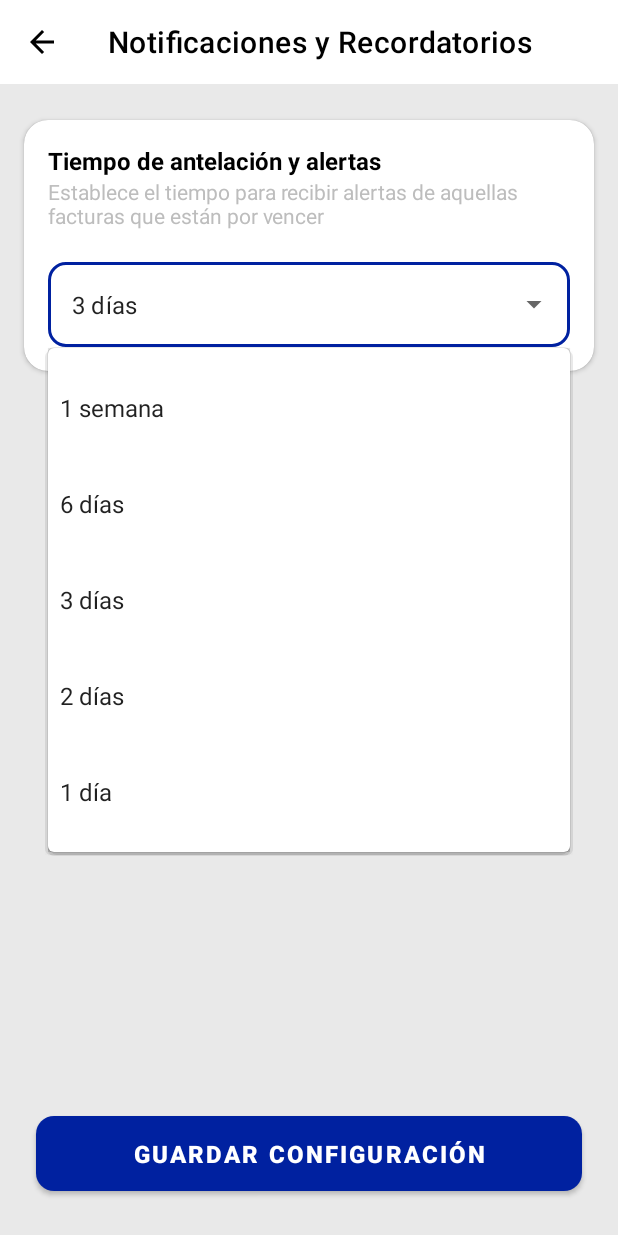
After one commit to WWarrior64/FacTiaSafe, an Android app: the NotificacionesActivity screen opened directly, with no data from a screen before it, on a phone screen of 412 x 824 dp. The commit adds this screen. Run offline under Robolectric (Android 15) with nearby library versions, the phone set to English and light mode, and no system bars.

Commit message:
Implementación de la interfaz de NotificacionesActivity para la configuración del tiempo para que aparezca la notificacion

```diff
--- a/app/src/main/AndroidManifest.xml
+++ b/app/src/main/AndroidManifest.xml
@@ -11,6 +11,9 @@
         android:roundIcon="@mipmap/ic_launcher_round"
         android:supportsRtl="true"
         android:theme="@style/Theme.FacTiaSafe">
+        <activity
+            android:name=".NotificacionesActivity"
+            android:exported="false"/>
         <activity
             android:name=".OpcionEditarActivity"
             android:exported="false" />
--- a/app/src/main/java/sv/edu/catolica/factiasafe/AjustesActivity.java
+++ b/app/src/main/java/sv/edu/catolica/factiasafe/AjustesActivity.java
@@ -42,4 +42,9 @@ public class AjustesActivity extends AppCompatActivity {
         Intent ventana = new Intent(AjustesActivity.this, PrivacidadSeguridadActivity.class);
         startActivity(ventana);
     }
+
+    public void abrirNotificaciones(View view) {
+        Intent ventana = new Intent(AjustesActivity.this, NotificacionesActivity.class);
+        startActivity(ventana);
+    }
 }
--- /dev/null
+++ b/app/src/main/java/sv/edu/catolica/factiasafe/NotificacionesActivity.java
@@ -0,0 +1,97 @@
+package sv.edu.catolica.factiasafe;
+
+import android.os.Bundle;
+import android.view.MenuItem;
+import android.widget.ArrayAdapter;
+import android.widget.AutoCompleteTextView;
+import android.widget.Toast;
+
+import androidx.activity.EdgeToEdge;
+import androidx.annotation.NonNull;
+import androidx.appcompat.app.AppCompatActivity;
+import androidx.appcompat.widget.Toolbar;
+import androidx.core.graphics.Insets;
+import androidx.core.view.ViewCompat;
+import androidx.core.view.WindowInsetsCompat;
+
+import com.google.android.material.button.MaterialButton;
+
+public class NotificacionesActivity extends AppCompatActivity {
+
+    private Toolbar toolbar;
+    private MaterialButton buttonGuardar;
+    private AutoCompleteTextView autoCompleteTiempo;
+
+    @Override
+    protected void onCreate(Bundle savedInstanceState) {
+        super.onCreate(savedInstanceState);
+        EdgeToEdge.enable(this);
+        setContentView(R.layout.activity_notificaciones);
+        ViewCompat.setOnApplyWindowInsetsListener(findViewById(R.id.main), (v, insets) -> {
+            Insets systemBars = insets.getInsets(WindowInsetsCompat.Type.systemBars());
+            v.setPadding(systemBars.left, systemBars.top, systemBars.right, systemBars.bottom);
+            return insets;
+        });
+
+        toolbar = findViewById(R.id.toolbar_notificaciones);
+        buttonGuardar = findViewById(R.id.button_guardar_configuracion);
+        autoCompleteTiempo = findViewById(R.id.auto_complete_tiempo);
+
+        setSupportActionBar(toolbar);
+        if (getSupportActionBar() != null) {
+            getSupportActionBar().setDisplayHomeAsUpEnabled(true);
+            getSupportActionBar().setDisplayShowHomeEnabled(true);
+        }
+
+        setupListeners();
+        setupTiempoDropdown();
+    }
+
+    private void setupTiempoDropdown() {
+        // Opciones basadas en tu diseño
+        String[] tiempos = new String[] {
+                "1 semana",
+                "6 días",
+                "3 días",
+                "2 días",
+                "1 día"
+        };
+
+        // Crear y configurar el ArrayAdapter
+        ArrayAdapter<String> adapter = new ArrayAdapter<>(
+                this, // Usar 'this' porque estamos en la Activity
+                android.R.layout.simple_dropdown_item_1line,
+                tiempos
+        );
+
+        if (autoCompleteTiempo != null) {
+            autoCompleteTiempo.setAdapter(adapter);
+
+            // Mostrar el dropdown al hacer clic/enfocar
+            autoCompleteTiempo.setOnFocusChangeListener((v, hasFocus) -> {
+                if (hasFocus) {
+                    autoCompleteTiempo.showDropDown();
+                }
+            });
+        }
+    }
+
+    private void setupListeners() {
+        // Manejar el botón de Guardar
+        buttonGuardar.setOnClickListener(v -> {
+            Toast.makeText(this, "Configuración guardada", Toast.LENGTH_SHORT).show();
+            // Implementa aquí la lógica para guardar los valores
+            finish();
+        });
+    }
+
+    @Override
+    public boolean onOptionsItemSelected(@NonNull MenuItem item) {
+        // Manejar el clic en el ícono de retroceso de la Toolbar
+        if (item.getItemId() == android.R.id.home) {
+            onBackPressed();
+            return true;
+        }
+        return super.onOptionsItemSelected(item);
+    }
+}
--- a/app/src/main/res/layout/activity_ajustes.xml
+++ b/app/src/main/res/layout/activity_ajustes.xml
@@ -66,6 +66,7 @@
                 android:layout_marginTop="8dp"
                 app:cardCornerRadius="12dp"
                 app:cardElevation="0dp"
+                android:onClick="abrirNotificaciones"
                 app:cardBackgroundColor="?attr/colorOnTertiary"
                 android:clickable="true"
                 android:focusable="true"
--- /dev/null
+++ b/app/src/main/res/layout/activity_notificaciones.xml
@@ -0,0 +1,118 @@
+<?xml version="1.0" encoding="utf-8"?>
+<androidx.constraintlayout.widget.ConstraintLayout
+    xmlns:android="http://schemas.android.com/apk/res/android"
+    xmlns:app="http://schemas.android.com/apk/res-auto"
+    xmlns:tools="http://schemas.android.com/tools"
+    android:id="@+id/main"
+    android:layout_width="match_parent"
+    android:layout_height="match_parent"
+    android:background="?attr/colorOnTertiary"
+    tools:context=".NotificacionesActivity">
+
+    <com.google.android.material.appbar.AppBarLayout
+        android:id="@+id/appBarLayout"
+        android:layout_width="match_parent"
+        android:layout_height="wrap_content"
+        app:layout_constraintTop_toTopOf="parent"
+        android:background="?attr/colorOnPrimary"
+        app:elevation="0dp">
+
+        <androidx.appcompat.widget.Toolbar
+            android:id="@+id/toolbar_notificaciones"
+            android:layout_width="match_parent"
+            android:layout_height="?attr/actionBarSize"
+            android:background="?attr/colorOnPrimary"
+            app:title="Notificaciones y Recordatorios"
+            app:navigationIcon="@drawable/ic_arrow_back"
+            app:titleTextColor="?attr/colorOnSecondary"/>
+
+    </com.google.android.material.appbar.AppBarLayout>
+
+    <androidx.core.widget.NestedScrollView
+        android:layout_width="match_parent"
+        android:layout_height="0dp"
+        android:fillViewport="true"
+        app:layout_constraintTop_toBottomOf="@id/appBarLayout"
+        app:layout_constraintBottom_toTopOf="@id/button_guardar_configuracion">
+
+        <androidx.constraintlayout.widget.ConstraintLayout
+            android:layout_width="match_parent"
+            android:layout_height="wrap_content"
+            android:paddingBottom="24dp">
+
+            <androidx.cardview.widget.CardView
+                android:id="@+id/card_tiempo_antelacion"
+                android:layout_width="match_parent"
+                android:layout_height="wrap_content"
+                android:layout_marginStart="16dp"
+                android:layout_marginEnd="16dp"
+                android:layout_marginTop="24dp"
+                app:cardBackgroundColor="?attr/colorOnPrimary"
+                app:cardCornerRadius="16dp"
+                app:cardElevation="2dp"
+                app:layout_constraintTop_toTopOf="parent">
+
+                <LinearLayout
+                    android:layout_width="match_parent"
+                    android:layout_height="wrap_content"
+                    android:orientation="vertical"
+                    android:padding="16dp">
+
+                    <TextView
+                        android:layout_width="wrap_content"
+                        android:layout_height="wrap_content"
+                        android:text="Tiempo de antelación y alertas"
+                        android:textColor="?attr/colorOnSecondary"
+                        android:textSize="16sp"
+                        android:textStyle="bold"/>
+
+                    <TextView
+                        android:layout_width="wrap_content"
+                        android:layout_height="wrap_content"
+                        android:text="Establece el tiempo para recibir alertas de aquellas facturas que están por vencer"
+                        android:textColor="?attr/colorOnSecondaryFixed"
+                        android:textSize="14sp"
+                        android:layout_marginBottom="16dp"/>
+
+                    <com.google.android.material.textfield.TextInputLayout
+                        android:id="@+id/input_tiempo_antelacion"
+                        style="@style/Widget.MaterialComponents.TextInputLayout.OutlinedBox.ExposedDropdownMenu"
+                        android:layout_width="match_parent"
+                        android:layout_height="wrap_content"
+                        app:boxCornerRadiusBottomEnd="12dp"
+                        app:boxCornerRadiusBottomStart="12dp"
+                        app:boxCornerRadiusTopEnd="12dp"
+                        app:boxCornerRadiusTopStart="12dp">
+
+                        <AutoCompleteTextView
+                            android:id="@+id/auto_complete_tiempo"
+                            android:layout_width="match_parent"
+                            android:layout_height="wrap_content"
+                            android:inputType="none"
+                            android:text="3 días"
+                            android:textSize="16sp" />
+                    </com.google.android.material.textfield.TextInputLayout>
+
+                </LinearLayout>
+            </androidx.cardview.widget.CardView>
+
+        </androidx.constraintlayout.widget.ConstraintLayout>
+    </androidx.core.widget.NestedScrollView>
+
+    <com.google.android.material.button.MaterialButton
+        android:id="@+id/button_guardar_configuracion"
+        android:layout_width="match_parent"
+        android:layout_height="wrap_content"
+        android:layout_marginStart="24dp"
+        android:layout_marginEnd="24dp"
+        android:layout_marginBottom="24dp"
+        android:paddingTop="14dp"
+        android:paddingBottom="14dp"
+        android:text="GUARDAR CONFIGURACIÓN"
+        android:textColor="@android:color/white"
+        android:textSize="16sp"
+        android:textStyle="bold"
+        app:cornerRadius="12dp"
+        app:layout_constraintBottom_toBottomOf="parent"/>
+
+</androidx.constraintlayout.widget.ConstraintLayout>
```
